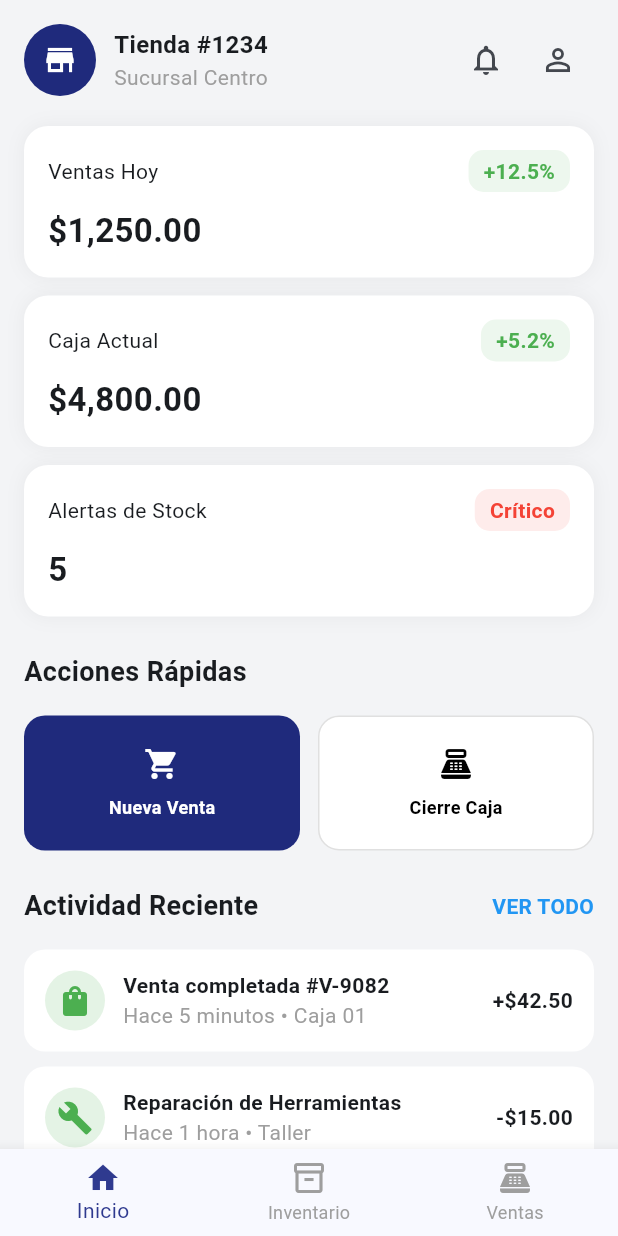
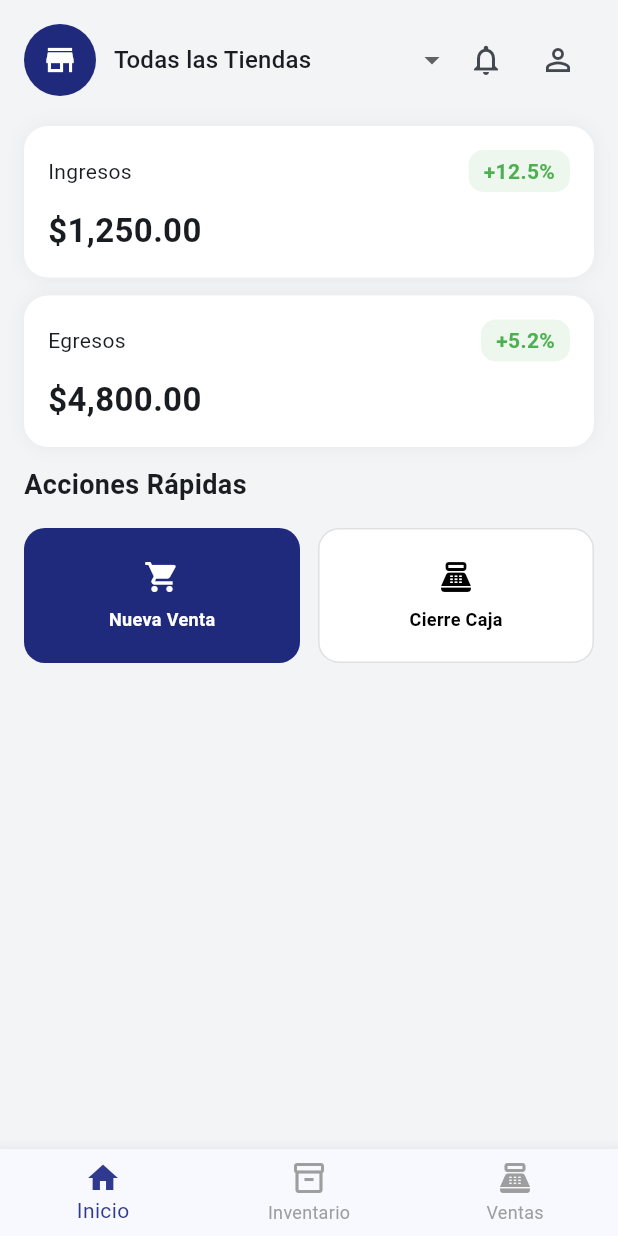
Before and after one commit to DanielfQo/MANAGEMENT-SYSTEM-UI, a Flutter app: the HomePage screen opened by its route, on a phone screen of 412 x 824 dp. Run offline on Flutter 3.47's test engine with Material 3 defaults, Android fonts, the phone set to English and light mode, and no system bars; our stand-ins replace app_links, dio, flutter_riverpod, go_router, share_plus, shared_preferences; accounts and stored records are empty.

Commit message:
UPD: Home actualizado para seleccionar tiendas

```diff
--- a/lib/core/constants/constants.dart
+++ b/lib/core/constants/constants.dart
@@ -1,5 +1,5 @@
 class AppConstants {
-    static const String apiBaseUrl = "http://10.0.2.2:8000/api/";
+    static const String apiBaseUrl = "http://127.0.0.1:8000/api/";
     static const String inviteBaseUrl = "myapp://invite";
 }
 
--- a/lib/features/home/home_page.dart
+++ b/lib/features/home/home_page.dart
@@ -2,13 +2,26 @@ import 'package:flutter/material.dart';
 import 'package:management_system_ui/core/common_libs.dart';
 import 'package:management_system_ui/features/auth/auth_provider.dart';
 
-class HomePage extends ConsumerWidget {
+class HomePage extends ConsumerStatefulWidget {
   const HomePage({super.key});
 
   @override
-  Widget build(BuildContext context, WidgetRef ref) {
-    final userMe = ref.watch(authProvider).userMe;
-    final esDueno = userMe?.isDueno ?? false;
+  ConsumerState<HomePage> createState() => _HomePageState();
+}
+
+class _HomePageState extends ConsumerState<HomePage> {
+  String selectedStore = 'Todas las Tiendas';
+
+  final List<String> stores = [
+    'Todas las Tiendas',
+    'Tienda Centro',
+    'Tienda Norte',
+    'Tienda Sur'
+  ];
+
+  @override
+  Widget build(BuildContext context) {
+    final esDueno = ref.watch(authProvider).userMe?.isDueno ?? false;
 
     return Scaffold(
       backgroundColor: const Color(0xfff3f4f6),
@@ -29,20 +42,26 @@ class HomePage extends ConsumerWidget {
                     child: Icon(Icons.store, color: Colors.white),
                   ),
                   const SizedBox(width: 12),
-                  const Expanded(
+                  Expanded(
                     child: Column(
                       crossAxisAlignment: CrossAxisAlignment.start,
                       children: [
-                        Text(
-                          "Tienda #1234",
-                          style: TextStyle(
-                              fontWeight: FontWeight.bold,
-                              fontSize: 16),
+                        DropdownButton<String>(
+                          value: selectedStore,
+                          isExpanded: true,
+                          underline: const SizedBox(),
+                          items: stores.map((String store) {
+                            return DropdownMenuItem<String>(
+                              value: store,
+                              child: Text(store),
+                            );
+                          }).toList(),
+                          onChanged: (value) {
+                            setState(() {
+                              selectedStore = value!;
+                            });
+                          },
                         ),
-                        Text(
-                          "Sucursal Centro",
-                          style: TextStyle(color: Colors.grey),
-                        )
                       ],
                     ),
                   ),
@@ -58,14 +77,10 @@ class HomePage extends ConsumerWidget {
               const SizedBox(height: 20),
 
               /// CARDS
-              _card("Ventas Hoy", "\$1,250.00", "+12.5%", Colors.green),
+              _card("Ingresos", "\$1,250.00", "+12.5%", Colors.green),
               const SizedBox(height: 12),
-              _card("Caja Actual", "\$4,800.00", "+5.2%", Colors.green),
+              _card("Egresos", "\$4,800.00", "+5.2%", Colors.green),
               const SizedBox(height: 12),
-              _card("Alertas de Stock", "5", "Crítico", Colors.red),
-
-              const SizedBox(height: 24),
-
               /// ACCIONES RAPIDAS
               const Text(
                 "Acciones Rápidas",
@@ -108,39 +123,9 @@ class HomePage extends ConsumerWidget {
 
               const SizedBox(height: 24),
 
-              /// ACTIVIDAD RECIENTE
-              Row(
-                mainAxisAlignment: MainAxisAlignment.spaceBetween,
-                children: const [
-                  Text(
-                    "Actividad Reciente",
-                    style: TextStyle(
-                        fontWeight: FontWeight.bold, fontSize: 18),
-                  ),
-                  Text(
-                    "VER TODO",
-                    style: TextStyle(
-                        color: Colors.blue,
-                        fontWeight: FontWeight.bold),
-                  )
-                ],
-              ),
 
-              const SizedBox(height: 16),
 
-              _activity(
-                icon: Icons.shopping_bag,
-                title: "Venta completada #V-9082",
-                subtitle: "Hace 5 minutos • Caja 01",
-                amount: "+\$42.50",
-              ),
-              const SizedBox(height: 10),
-              _activity(
-                icon: Icons.build,
-                title: "Reparación de Herramientas",
-                subtitle: "Hace 1 hora • Taller",
-                amount: "-\$15.00",
-              ),
+
             ],
           ),
         ),
@@ -232,41 +217,3 @@ Widget _actionButton(
     ),
   );
 }
-
-Widget _activity({
-  required IconData icon,
-  required String title,
-  required String subtitle,
-  required String amount,
-}) {
-  return Container(
-    padding: const EdgeInsets.all(14),
-    decoration: BoxDecoration(
-      color: Colors.white,
-      borderRadius: BorderRadius.circular(14),
-    ),
-    child: Row(
-      children: [
-        CircleAvatar(
-          backgroundColor: Colors.green.withValues(alpha: 0.15),
-          child: Icon(icon, color: Colors.green),
-        ),
-        const SizedBox(width: 12),
-        Expanded(
-          child: Column(
-            crossAxisAlignment: CrossAxisAlignment.start,
-            children: [
-              Text(title,
-                  style:
-                      const TextStyle(fontWeight: FontWeight.bold)),
-              Text(subtitle,
-                  style: const TextStyle(color: Colors.grey)),
-            ],
-          ),
-        ),
-        Text(amount,
-            style: const TextStyle(fontWeight: FontWeight.bold)),
-      ],
-    ),
-  );
-}
```
